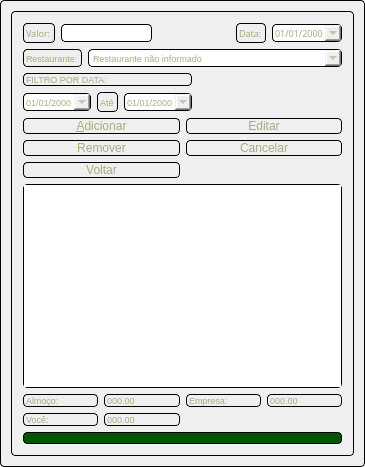
The window that ui/almoco.ui (tiagopascal/Almoco) describes before a commit, drawn with Qt 5.
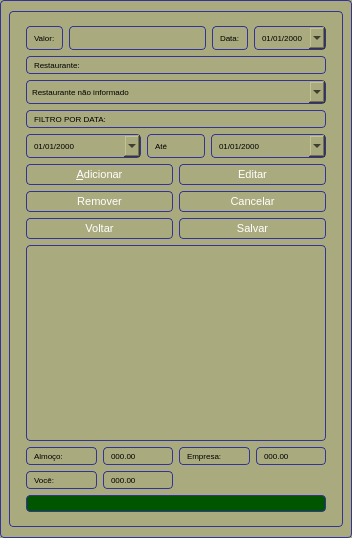
The same window after the commit. Icons and pictures are not drawn.

Commit message: Alterado layout da tela de almoço, e colocado botão salvar.

Diff of the .ui file:
```diff
--- a/ui/almoco.ui
+++ b/ui/almoco.ui
@@ -6,31 +6,45 @@
    <rect>
     <x>0</x>
     <y>0</y>
-    <width>365</width>
-    <height>467</height>
+    <width>352</width>
+    <height>538</height>
    </rect>
   </property>
   <property name="font">
    <font>
-    <family>Ubuntu</family>
-    <pointsize>7</pointsize>
+    <pointsize>6</pointsize>
    </font>
   </property>
   <property name="windowTitle">
    <string>Almoco</string>
   </property>
   <property name="styleSheet">
-   <string notr="true">background-image: url(:/imagens/imagens/madeira1.png);
-color: rgb(170, 170, 127);
+   <string notr="true">font-size: 6pt;
+background-color: rgb(170, 170, 127);
 
 border: 1px solid black; 
 border-style: solid;
-border-radius: 4px; font-size: 7pt;</string>
+border-radius: 4px; 
+border-width: 1px;
+border-color: #339;
+
+padding: 3px;
+padding-left: 5px;
+padding-right: 5px;</string>
   </property>
   <property name="inputMethodHints">
    <set>Qt::ImhDialableCharactersOnly</set>
   </property>
-  <layout class="QGridLayout" name="gridLayout_7">
+  <layout class="QGridLayout" name="gridLayout_principal">
+   <property name="sizeConstraint">
+    <enum>QLayout::SetDefaultConstraint</enum>
+   </property>
+   <property name="leftMargin">
+    <number>9</number>
+   </property>
+   <property name="rightMargin">
+    <number>9</number>
+   </property>
    <item row="0" column="0">
     <widget class="QFrame" name="frame">
      <property name="frameShape">
@@ -40,14 +54,16 @@
       <enum>QFrame::Raised</enum>
      </property>
      <layout class="QGridLayout" name="gridLayout_2">
+      <property name="sizeConstraint">
+       <enum>QLayout::SetDefaultConstraint</enum>
+      </property>
       <item row="0" column="0">
        <layout class="QGridLayout" name="gridLayout_4">
         <item row="0" column="1">
          <widget class="QLineEdit" name="lineEdit_valor">
           <property name="font">
            <font>
-            <family>ori1Uni</family>
-            <pointsize>7</pointsize>
+            <pointsize>6</pointsize>
            </font>
           </property>
           <property name="layoutDirection">
@@ -68,8 +84,7 @@
          <widget class="QLabel" name="label">
           <property name="font">
            <font>
-            <family>ori1Uni</family>
-            <pointsize>7</pointsize>
+            <pointsize>6</pointsize>
            </font>
           </property>
           <property name="styleSheet">
@@ -83,12 +98,11 @@
           </property>
          </widget>
         </item>
-        <item row="0" column="3">
+        <item row="0" column="2">
          <widget class="QLabel" name="label_2">
           <property name="font">
            <font>
-            <family>ori1Uni</family>
-            <pointsize>7</pointsize>
+            <pointsize>6</pointsize>
            </font>
           </property>
           <property name="styleSheet">
@@ -102,12 +116,11 @@
           </property>
          </widget>
         </item>
-        <item row="0" column="4">
+        <item row="0" column="3">
          <widget class="QDateEdit" name="dateEdit_data">
           <property name="font">
            <font>
-            <family>ori1Uni</family>
-            <pointsize>7</pointsize>
+            <pointsize>6</pointsize>
            </font>
           </property>
           <property name="styleSheet">
@@ -121,28 +134,18 @@
           </property>
          </widget>
         </item>
-        <item row="0" column="2">
-         <spacer name="horizontalSpacer">
-          <property name="orientation">
-           <enum>Qt::Horizontal</enum>
-          </property>
-          <property name="sizeHint" stdset="0">
-           <size>
-            <width>40</width>
-            <height>20</height>
-           </size>
-          </property>
-         </spacer>
-        </item>
        </layout>
       </item>
-      <item row="1" column="0">
+      <item row="2" column="0">
        <layout class="QGridLayout" name="gridLayout_6">
-        <item row="0" column="0">
+        <property name="sizeConstraint">
+         <enum>QLayout::SetDefaultConstraint</enum>
+        </property>
+        <item row="0" column="0" colspan="5">
          <widget class="QLabel" name="label_5">
           <property name="font">
            <font>
-            <pointsize>7</pointsize>
+            <pointsize>6</pointsize>
            </font>
           </property>
           <property name="text">
@@ -150,13 +153,11 @@
           </property>
          </widget>
         </item>
-        <item row="2" column="0" colspan="2">
+        <item row="3" column="0" colspan="2">
          <widget class="QDateEdit" name="dateEdit_filtro">
           <property name="font">
            <font>
-            <family>Ubuntu</family>
-            <pointsize>7</pointsize>
-            <kerning>true</kerning>
+            <pointsize>6</pointsize>
            </font>
           </property>
           <property name="displayFormat">
@@ -167,11 +168,11 @@
           </property>
          </widget>
         </item>
-        <item row="2" column="2">
+        <item row="3" column="2">
          <widget class="QLabel" name="label_6">
           <property name="font">
            <font>
-            <pointsize>7</pointsize>
+            <pointsize>6</pointsize>
            </font>
           </property>
           <property name="text">
@@ -179,11 +180,11 @@
           </property>
          </widget>
         </item>
-        <item row="2" column="3">
+        <item row="3" column="3" colspan="2">
          <widget class="QDateEdit" name="dateEdit_filtroAte">
           <property name="font">
            <font>
-            <pointsize>7</pointsize>
+            <pointsize>6</pointsize>
            </font>
           </property>
           <property name="displayFormat">
@@ -194,24 +195,18 @@
           </property>
          </widget>
         </item>
-        <item row="2" column="4">
-         <spacer name="horizontalSpacer_5">
-          <property name="orientation">
-           <enum>Qt::Horizontal</enum>
+        <item row="2" column="0" colspan="5">
+         <widget class="QLabel" name="label_9">
+          <property name="text">
+           <string>FILTRO POR DATA:</string>
           </property>
-          <property name="sizeHint" stdset="0">
-           <size>
-            <width>40</width>
-            <height>20</height>
-           </size>
-          </property>
-         </spacer>
+         </widget>
         </item>
-        <item row="0" column="1" colspan="4">
+        <item row="1" column="0" colspan="5">
          <widget class="QComboBox" name="comboBox_restaurantesLancamento">
           <property name="font">
            <font>
-            <pointsize>7</pointsize>
+            <pointsize>6</pointsize>
            </font>
           </property>
           <item>
@@ -221,26 +216,23 @@
           </item>
          </widget>
         </item>
-        <item row="1" column="0" colspan="4">
-         <widget class="QLabel" name="label_9">
-          <property name="text">
-           <string>FILTRO POR DATA:</string>
-          </property>
-         </widget>
-        </item>
        </layout>
       </item>
-      <item row="2" column="0">
+      <item row="3" column="0">
        <layout class="QGridLayout" name="gridLayout">
+        <property name="sizeConstraint">
+         <enum>QLayout::SetDefaultConstraint</enum>
+        </property>
         <item row="0" column="0">
          <widget class="QPushButton" name="pushButton_adicionar">
           <property name="font">
            <font>
-            <pointsize>9</pointsize>
+            <pointsize>8</pointsize>
            </font>
           </property>
           <property name="styleSheet">
-           <string notr="true">font-size: 9pt;</string>
+           <string notr="true">font-size: 8pt;
+color: rgb(255, 255, 255);</string>
           </property>
           <property name="text">
            <string>&amp;Adicionar</string>
@@ -251,11 +243,12 @@
          <widget class="QPushButton" name="pushButton_editar">
           <property name="font">
            <font>
-            <pointsize>9</pointsize>
+            <pointsize>8</pointsize>
            </font>
           </property>
           <property name="styleSheet">
-           <string notr="true">font-size: 9pt;</string>
+           <string notr="true">font-size: 8pt;
+color: rgb(255, 255, 255);</string>
           </property>
           <property name="text">
            <string>Editar</string>
@@ -266,11 +259,12 @@
          <widget class="QPushButton" name="pushButton_remover">
           <property name="font">
            <font>
-            <pointsize>9</pointsize>
+            <pointsize>8</pointsize>
            </font>
           </property>
           <property name="styleSheet">
-           <string notr="true">font-size: 9pt;</string>
+           <string notr="true">font-size: 8pt;
+color: rgb(255, 255, 255);</string>
           </property>
           <property name="text">
            <string>Remover</string>
@@ -281,11 +275,12 @@
          <widget class="QPushButton" name="pushButton_cancelar">
           <property name="font">
            <font>
-            <pointsize>9</pointsize>
+            <pointsize>8</pointsize>
            </font>
           </property>
           <property name="styleSheet">
-           <string notr="true">font-size: 9pt;</string>
+           <string notr="true">font-size: 8pt;
+color: rgb(255, 255, 255);</string>
           </property>
           <property name="text">
            <string>Cancelar</string>
@@ -296,26 +291,41 @@
          <widget class="QPushButton" name="pushButton_voltar">
           <property name="font">
            <font>
-            <pointsize>9</pointsize>
+            <pointsize>8</pointsize>
            </font>
           </property>
           <property name="styleSheet">
-           <string notr="true">font-size: 9pt;</string>
+           <string notr="true">font-size: 8pt;
+color: rgb(255, 255, 255);</string>
           </property>
           <property name="text">
            <string>Voltar</string>
           </property>
          </widget>
         </item>
+        <item row="2" column="1">
+         <widget class="QPushButton" name="pushButton_salvar">
+          <property name="styleSheet">
+           <string notr="true">font-size: 8pt;
+color: rgb(255, 255, 255);</string>
+          </property>
+          <property name="text">
+           <string>Salvar</string>
+          </property>
+         </widget>
+        </item>
        </layout>
       </item>
-      <item row="3" column="0">
+      <item row="4" column="0">
        <layout class="QGridLayout" name="gridLayout_5">
+        <property name="sizeConstraint">
+         <enum>QLayout::SetDefaultConstraint</enum>
+        </property>
         <item row="0" column="0" colspan="5">
          <widget class="QListWidget" name="listWidget_lista">
           <property name="font">
            <font>
-            <pointsize>7</pointsize>
+            <pointsize>6</pointsize>
            </font>
           </property>
           <property name="styleSheet">
@@ -323,17 +333,20 @@
       width: 40px;
   }</string>
           </property>
+          <property name="alternatingRowColors">
+           <bool>true</bool>
+          </property>
          </widget>
         </item>
        </layout>
       </item>
-      <item row="4" column="0">
+      <item row="5" column="0">
        <layout class="QGridLayout" name="gridLayout_3">
         <item row="0" column="0">
          <widget class="QLabel" name="label_3">
           <property name="font">
            <font>
-            <pointsize>7</pointsize>
+            <pointsize>6</pointsize>
            </font>
           </property>
           <property name="frameShape">
@@ -348,7 +361,7 @@
          <widget class="QLabel" name="label_almoco">
           <property name="font">
            <font>
-            <pointsize>7</pointsize>
+            <pointsize>6</pointsize>
            </font>
           </property>
           <property name="frameShape">
@@ -363,7 +376,7 @@
          <widget class="QLabel" name="label_4">
           <property name="font">
            <font>
-            <pointsize>7</pointsize>
+            <pointsize>6</pointsize>
            </font>
           </property>
           <property name="frameShape">
@@ -378,7 +391,7 @@
          <widget class="QLabel" name="label_empresa">
           <property name="font">
            <font>
-            <pointsize>7</pointsize>
+            <pointsize>6</pointsize>
            </font>
           </property>
           <property name="frameShape">
@@ -393,7 +406,7 @@
          <widget class="QLabel" name="label_7">
           <property name="font">
            <font>
-            <pointsize>7</pointsize>
+            <pointsize>6</pointsize>
            </font>
           </property>
           <property name="frameShape">
@@ -408,7 +421,7 @@
          <widget class="QLabel" name="label_voce">
           <property name="font">
            <font>
-            <pointsize>7</pointsize>
+            <pointsize>6</pointsize>
            </font>
           </property>
           <property name="frameShape">
@@ -421,11 +434,11 @@
         </item>
        </layout>
       </item>
-      <item row="5" column="0">
+      <item row="6" column="0">
        <widget class="QLabel" name="label_8">
         <property name="font">
          <font>
-          <pointsize>7</pointsize>
+          <pointsize>6</pointsize>
          </font>
         </property>
         <property name="styleSheet">
```
Left out of the diff: 1 changed line with no effect on the pictures. The commit also changes 13 other files.
